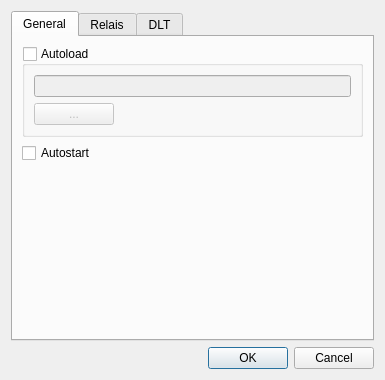
The window that settingsdialog.ui (alexmucde/DLTPower) describes before a commit, drawn with Qt 5.
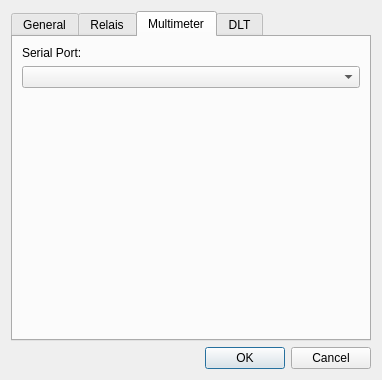
The same window after the commit. The open tabs and pages were chosen to show the change.

Commit message: Integrated DLTMultimeter

```diff
--- a/settingsdialog.ui
+++ b/settingsdialog.ui
@@ -6,7 +6,7 @@
    <rect>
     <x>0</x>
     <y>0</y>
-    <width>385</width>
+    <width>382</width>
     <height>373</height>
    </rect>
   </property>
@@ -166,6 +166,36 @@
        </item>
       </layout>
      </widget>
+     <widget class="QWidget" name="tab">
+      <attribute name="title">
+       <string>Multimeter</string>
+      </attribute>
+      <layout class="QVBoxLayout" name="verticalLayout_6">
+       <item>
+        <widget class="QLabel" name="label_10">
+         <property name="text">
+          <string>Serial Port:</string>
+         </property>
+        </widget>
+       </item>
+       <item>
+        <widget class="QComboBox" name="comboBoxSerialPortMultimeter"/>
+       </item>
+       <item>
+        <spacer name="verticalSpacer_4">
+         <property name="orientation">
+          <enum>Qt::Vertical</enum>
+         </property>
+         <property name="sizeHint" stdset="0">
+          <size>
+           <width>20</width>
+           <height>40</height>
+          </size>
+         </property>
+        </spacer>
+       </item>
+      </layout>
+     </widget>
      <widget class="QWidget" name="tabDLT">
       <attribute name="title">
        <string>DLT</string>
```
The commit also changes 10 other files.
